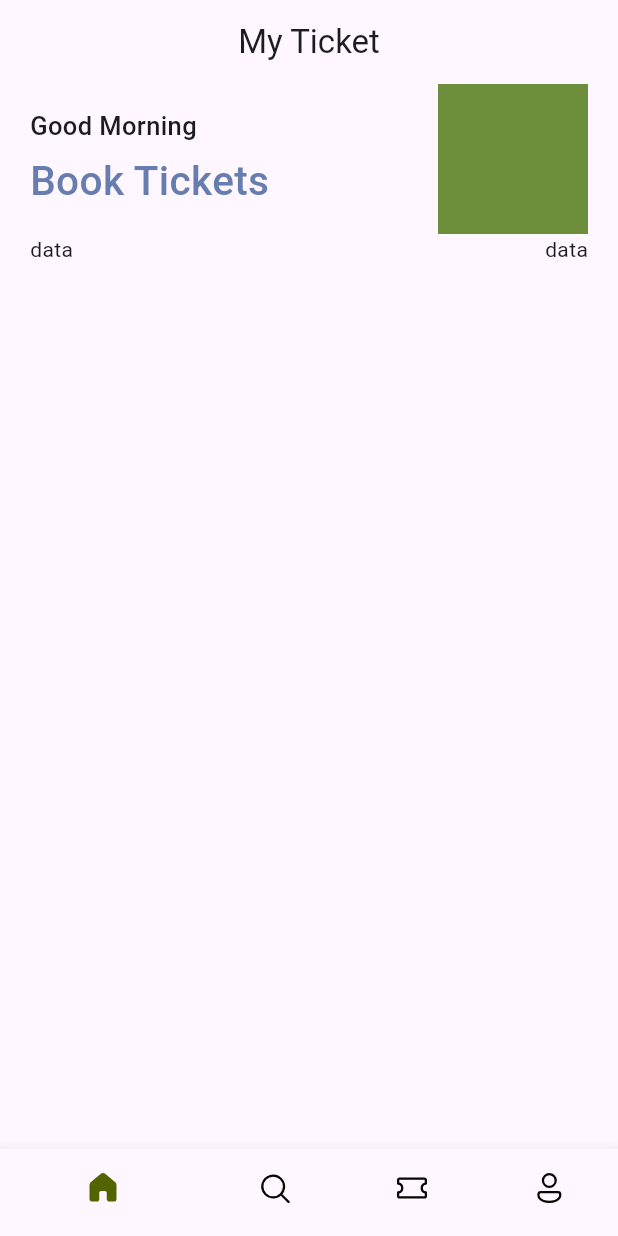
After one commit to MetiTamru/ticket_app, a Flutter app: the screen it shows after launch, on a phone screen of 412 x 824 dp. The commit adds this screen. Run offline on Flutter 3.47's test engine with Material 3 defaults, Android fonts, the phone set to English and light mode, and no system bars; our stand-ins replace fluentui_icons.

Commit message:
home screen setup

```diff
--- a/app/lib/Base/bottom_nav_bar.dart
+++ b/app/lib/Base/bottom_nav_bar.dart
@@ -1,3 +1,4 @@
+import 'package:app/screens/home_screen.dart';
 import 'package:fluentui_icons/fluentui_icons.dart';
 import 'package:flutter/material.dart';
 
@@ -10,7 +11,7 @@ class BottomNavBar extends StatefulWidget {
 
 class _BottomNavBarState extends State<BottomNavBar> {
   final appScreens = [
-    Center(child: const Text("Home")),
+    const HomeScreen(),
     Center(child: const Text("Search")),
     Center(child: const Text("Ticket")),
     Center(child: const Text("Profile")),
@@ -29,7 +30,7 @@ class _BottomNavBarState extends State<BottomNavBar> {
   @override
   Widget build(BuildContext context) {
     return Scaffold(
-      appBar: AppBar(title: Text("My Ticket")),
+      appBar: AppBar(title: Center(child: Text("My Ticket"))),
       body: appScreens[_selectedIndex],
       bottomNavigationBar: BottomNavigationBar(
         currentIndex: _selectedIndex,
--- /dev/null
+++ b/app/lib/Base/res/styles/app_styles.dart
@@ -0,0 +1,9 @@
+import 'dart:ui';
+
+Color primary = const Color(0xFF687daf);
+
+class AppStyles {
+  static Color primaryColor = primary;
+  static Color textColor = const Color(0xFF687daf);
+
+}
--- a/app/lib/main.dart
+++ b/app/lib/main.dart
@@ -2,7 +2,6 @@ import 'package:app/Base/bottom_nav_bar.dart';
 import 'package:flutter/material.dart';
 
 void main() {
-
   runApp(const MyApp());
 }
 
--- /dev/null
+++ b/app/lib/screens/home_screen.dart
@@ -0,0 +1,61 @@
+import 'package:app/Base/res/styles/app_styles.dart';
+import 'package:flutter/cupertino.dart';
+import 'package:flutter/material.dart';
+
+class HomeScreen extends StatelessWidget {
+  const HomeScreen({super.key});
+
+  @override
+  Widget build(BuildContext context) {
+    return Scaffold(
+      // to make scrolable we need listview
+      body: ListView(
+        children: [
+          Container(
+            padding: const EdgeInsets.symmetric(horizontal: 20),
+            child: Column(
+              //vertical lay out
+              children: [
+                Row(
+                  mainAxisAlignment: MainAxisAlignment.spaceBetween,
+                  children: [
+                    Column(
+                      crossAxisAlignment: CrossAxisAlignment.start,
+                      children: [
+                        Text(
+                          "Good Morning",
+                          style: TextStyle(
+                            fontSize: 17,
+                            fontWeight: FontWeight.w500,
+                          ),
+                        ),
+                        SizedBox(height: 5),
+                        Text(
+                          "Book Tickets",
+                          style: TextStyle(
+                            fontSize: 27,
+                            fontWeight: FontWeight.w500,
+                            color: AppStyles.textColor
+                          ),
+                        ),
+                      ],
+                    ),
+                    Container(
+                      width: 100,
+                      height: 100,
+                      color: const Color.fromARGB(255, 109, 142, 58),
+                    ),
+                  ],
+                ),
+                const Row(
+                  mainAxisAlignment: MainAxisAlignment.spaceBetween,
+                  children: [Text("data"), Text("data")],
+                ),
+              ],
+            ),
+          ),
+        ],
+      ),
+    );
+  }
+}
```
